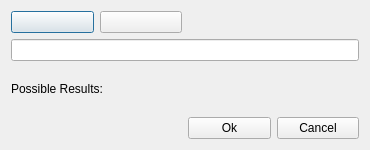
Qt form Source/Form/Gen4/Tools/SearchCoinFlips.ui (Admiral-Fish/PokeFinder) before a commit.
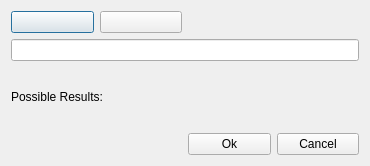
The same form after that commit. Icons and pictures are not drawn.

The edit to the form file:
```diff
--- a/Source/Form/Gen4/Tools/SearchCoinFlips.ui
+++ b/Source/Form/Gen4/Tools/SearchCoinFlips.ui
@@ -7,7 +7,7 @@
     <x>0</x>
     <y>0</y>
     <width>370</width>
-    <height>150</height>
+    <height>166</height>
    </rect>
   </property>
   <property name="windowTitle">
```
Left out of the diff: 48 changed lines with no effect on the pictures.
